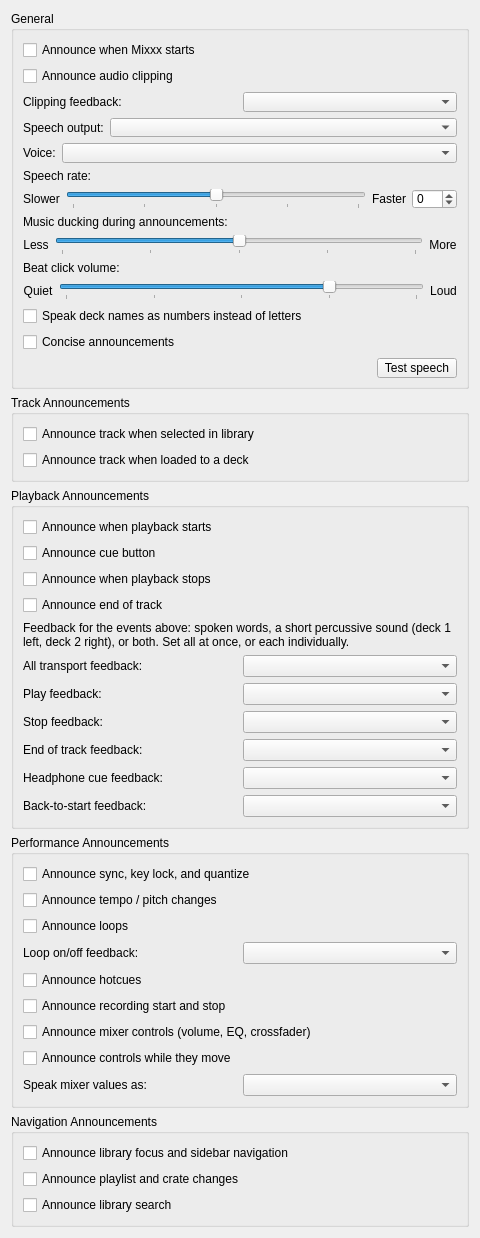
Old version of the form src/preferences/dialog/dlgprefaccessibilitydlg.ui in the repository XeTK/mixxx.
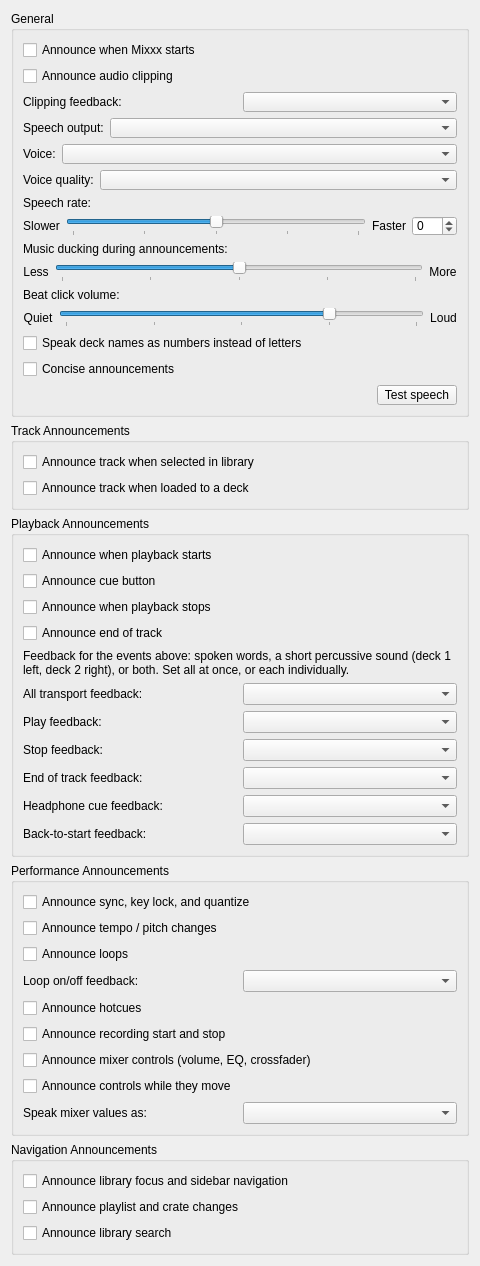
New version of the form.

Commit message: feat(a11y): macOS-only voice quality tier filter in Preferences

```diff
--- a/src/preferences/dialog/dlgprefaccessibilitydlg.ui
+++ b/src/preferences/dialog/dlgprefaccessibilitydlg.ui
@@ -117,6 +117,36 @@
         </item>
        </layout>
       </item>
+      <item>
+       <layout class="QHBoxLayout" name="horizontalLayoutVoiceQuality">
+        <item>
+         <widget class="QLabel" name="labelVoiceQuality">
+          <property name="text">
+           <string>Voice quality:</string>
+          </property>
+          <property name="toolTip">
+           <string>Filter the voice list above by quality tier. Enhanced and Premium voices sound far less robotic than Default, but must be downloaded separately via System Settings &gt; Accessibility &gt; Spoken Content.</string>
+          </property>
+          <property name="buddy">
+           <cstring>comboBoxTtsVoiceQuality</cstring>
+          </property>
+         </widget>
+        </item>
+        <item>
+         <widget class="QComboBox" name="comboBoxTtsVoiceQuality">
+          <property name="toolTip">
+           <string>Filter the voice list above by quality tier. Enhanced and Premium voices sound far less robotic than Default, but must be downloaded separately via System Settings &gt; Accessibility &gt; Spoken Content.</string>
+          </property>
+          <property name="sizePolicy">
+           <sizepolicy hsizetype="Expanding" vsizetype="Fixed">
+            <horstretch>1</horstretch>
+            <verstretch>0</verstretch>
+           </sizepolicy>
+          </property>
+         </widget>
+        </item>
+       </layout>
+      </item>
       <item>
        <widget class="QLabel" name="labelRate">
         <property name="text">
```
The commit also changes 5 other files.
